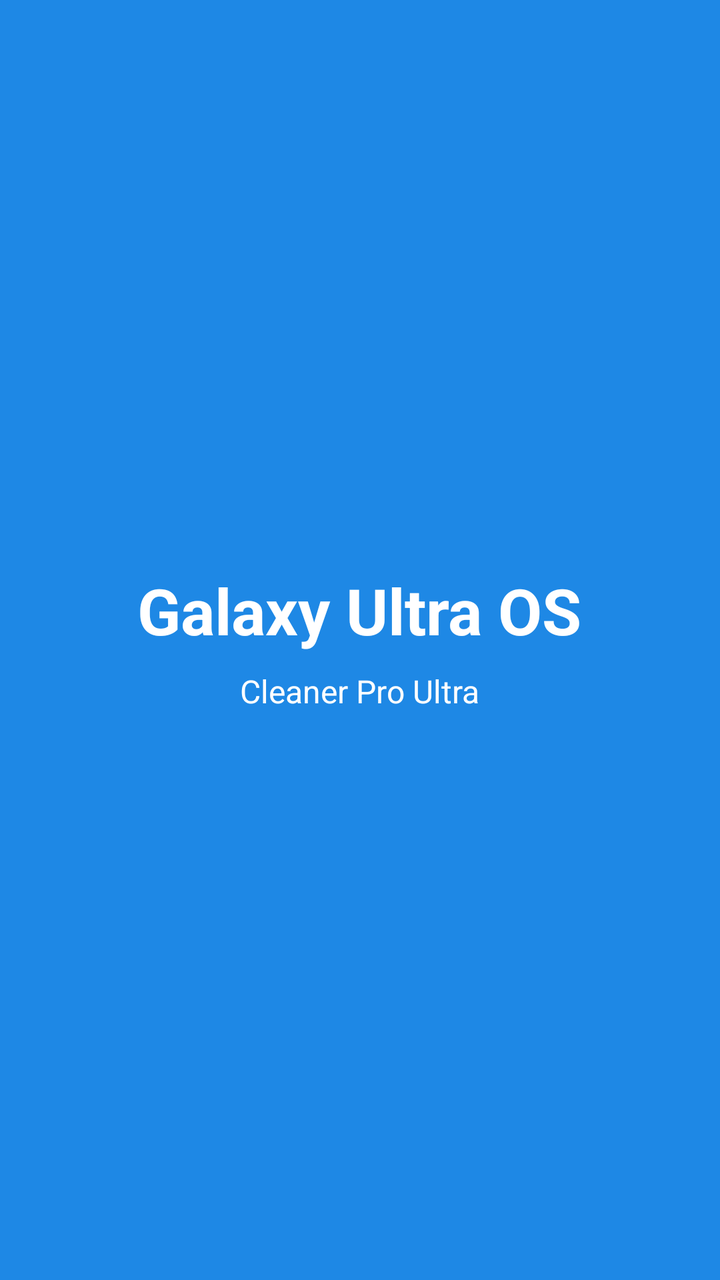
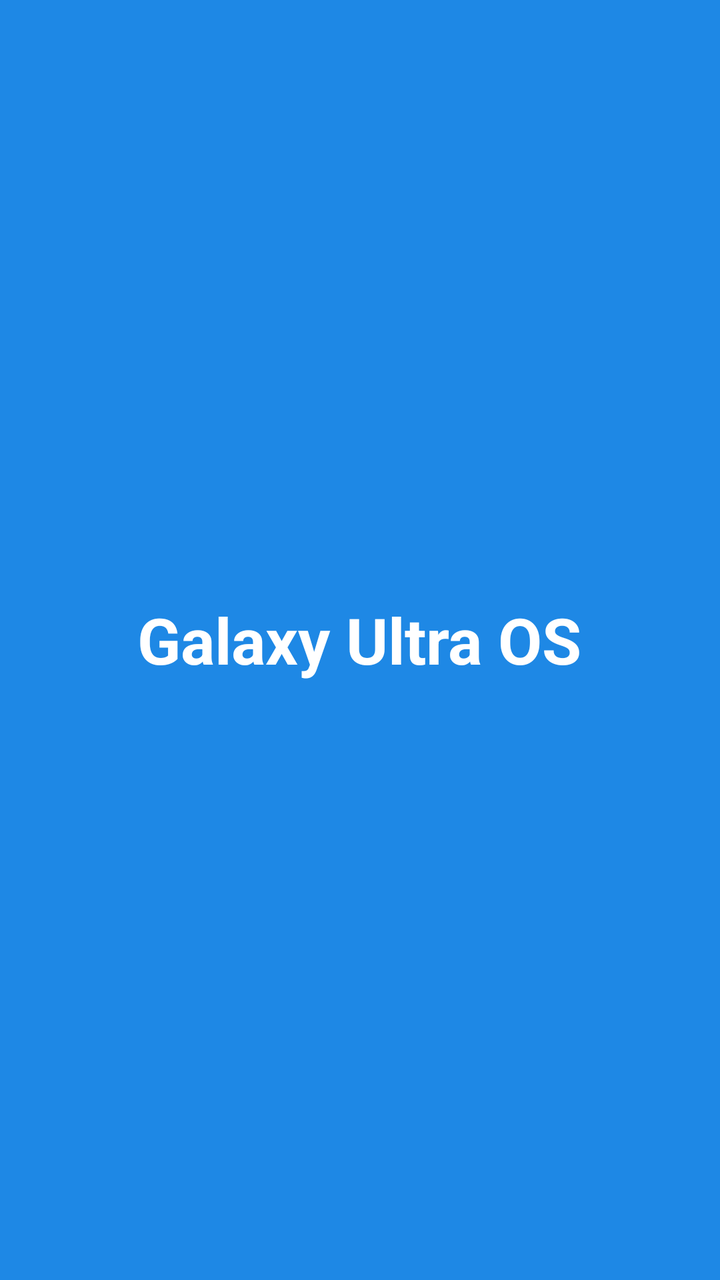

An Android layout rendered at two revisions. The XML below is the earlier revision; the diff shows what the commit changed to produce the second picture.
<!-- AndroidManifest.xml: activity theme Theme.CleanerProUltra.Splash -->
<!-- res/layout/splash.xml -->
<?xml version="1.0" encoding="utf-8"?>
<LinearLayout xmlns:android="http://schemas.android.com/apk/res/android"
    android:layout_width="match_parent"
    android:layout_height="match_parent"
    android:orientation="vertical"
    android:gravity="center"
    android:background="@color/galaxy_blue">

    <TextView
        android:layout_width="wrap_content"
        android:layout_height="wrap_content"
        android:text="Galaxy Ultra OS"
        android:textSize="32sp"
        android:textStyle="bold"
        android:textColor="@color/galaxy_white" />

    <TextView
        android:layout_width="wrap_content"
        android:layout_height="wrap_content"
        android:layout_marginTop="8dp"
        android:text="Cleaner Pro Ultra"
        android:textSize="16sp"
        android:textColor="@color/galaxy_white" />

</LinearLayout>
<!-- resources referenced by this layout -->
<resources>
  <color name="galaxy_blue">#1E88E5</color>
  <color name="galaxy_white">#FFFFFF</color>
  <style name="Theme.CleanerProUltra.Splash" parent="Theme.CleanerProUltra">
          <item name="android:windowBackground">@color/galaxy_blue</item>
          <item name="android:statusBarColor">@color/galaxy_blue</item>
      </style>
  <style name="Theme.CleanerProUltra" parent="Theme.MaterialComponents.DayNight.NoActionBar">
          <item name="colorPrimary">@color/galaxy_blue</item>
          <item name="colorPrimaryVariant">@color/galaxy_blue_dark</item>
          <item name="colorOnPrimary">@android:color/white</item>
          <item name="colorSecondary">@color/galaxy_accent</item>
          <item name="colorSecondaryVariant">@color/galaxy_accent_dark</item>
          <item name="colorOnSecondary">@android:color/white</item>
          <item name="android:statusBarColor">@color/galaxy_blue</item>
          <item name="android:navigationBarColor">@color/galaxy_bg</item>
          <item name="android:windowBackground">@color/galaxy_bg</item>
      </style>
  <color name="galaxy_blue_dark">#1565C0</color>
  <color name="galaxy_accent">#00E5FF</color>
  <color name="galaxy_accent_dark">#00B8D4</color>
  <color name="galaxy_bg">#F5F6F7</color>
</resources>

<!-- the commit's change to res/layout/splash.xml (unified diff, before → after) -->
@@ -4,22 +4,14 @@
     android:layout_height="match_parent"
     android:orientation="vertical"
     android:gravity="center"
-    android:background="@color/galaxy_blue">
+    android:background="#1E88E5">
 
     <TextView
         android:layout_width="wrap_content"
         android:layout_height="wrap_content"
         android:text="Galaxy Ultra OS"
         android:textSize="32sp"
-        android:textStyle="bold"
-        android:textColor="@color/galaxy_white" />
-
-    <TextView
-        android:layout_width="wrap_content"
-        android:layout_height="wrap_content"
-        android:layout_marginTop="8dp"
-        android:text="Cleaner Pro Ultra"
-        android:textSize="16sp"
-        android:textColor="@color/galaxy_white" />
+        android:textColor="#FFFFFF"
+        android:textStyle="bold" />
 
 </LinearLayout>
<!-- resource entries referenced after the edit -->
@@ -1,11 +1,5 @@
 <!-- resources referenced by this layout -->
 <resources>
-  <color name="galaxy_blue">#1E88E5</color>
-  <color name="galaxy_white">#FFFFFF</color>
-  <style name="Theme.CleanerProUltra.Splash" parent="Theme.CleanerProUltra">
-          <item name="android:windowBackground">@color/galaxy_blue</item>
-          <item name="android:statusBarColor">@color/galaxy_blue</item>
-      </style>
   <style name="Theme.CleanerProUltra" parent="Theme.MaterialComponents.DayNight.NoActionBar">
           <item name="colorPrimary">@color/galaxy_blue</item>
           <item name="colorPrimaryVariant">@color/galaxy_blue_dark</item>
@@ -17,6 +11,7 @@
           <item name="android:navigationBarColor">@color/galaxy_bg</item>
           <item name="android:windowBackground">@color/galaxy_bg</item>
       </style>
+  <color name="galaxy_blue">#1E88E5</color>
   <color name="galaxy_blue_dark">#1565C0</color>
   <color name="galaxy_accent">#00E5FF</color>
   <color name="galaxy_accent_dark">#00B8D4</color>
